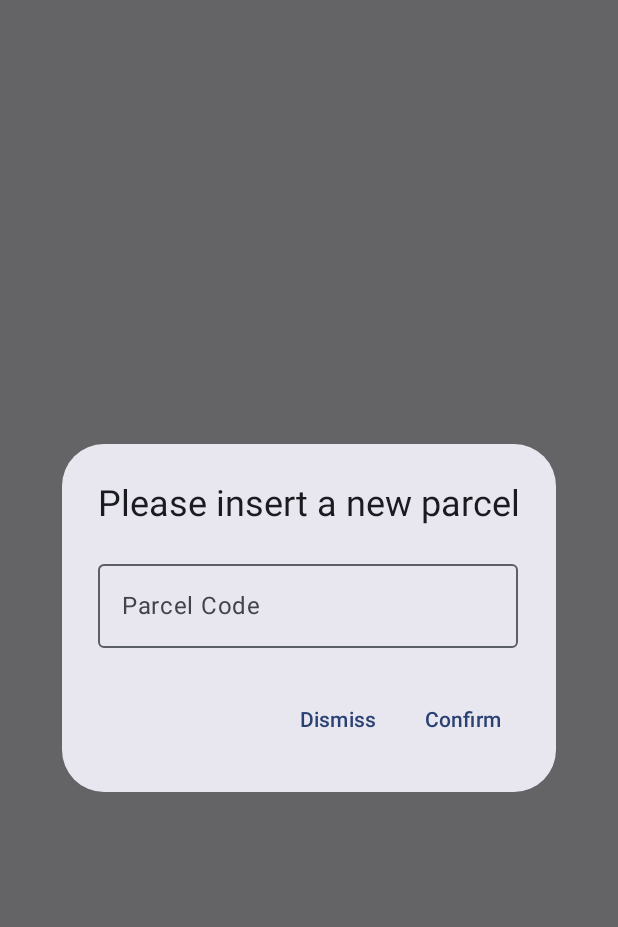
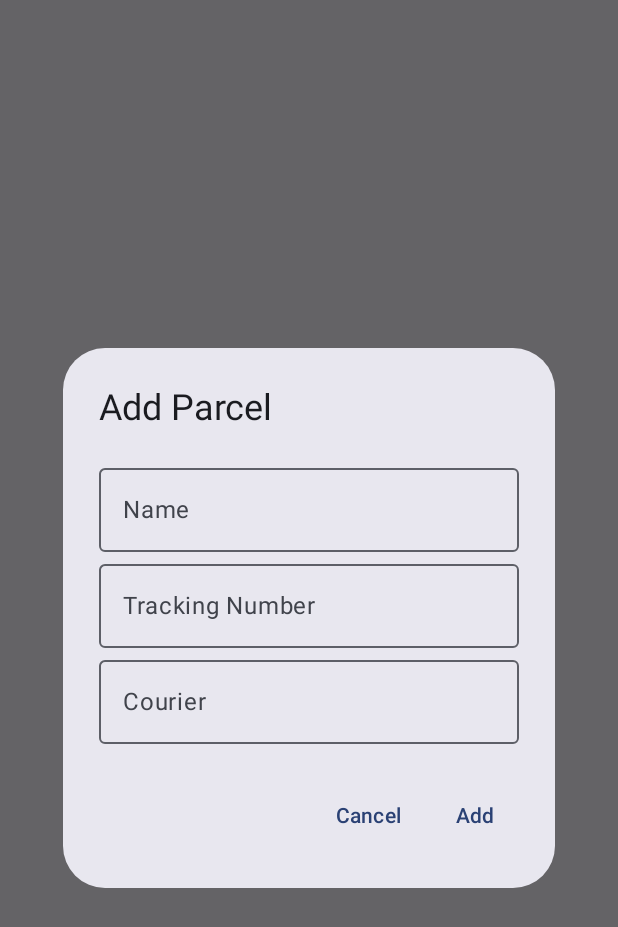
Before and after one commit to Fotispel/PackageTracker, an Android app built with Jetpack Compose: the composable AddParcelDialog shown on its own in the app's theme, on a phone screen of 412 x 824 dp. Shown: the top 927 px of the screen. Run offline under Robolectric (Android 15) with nearby library versions, the phone set to English and light mode, and no system bars.

Commit message:
Add parcel management features with UI enhancements and data persistence

```diff
--- a/app/src/main/AndroidManifest.xml
+++ b/app/src/main/AndroidManifest.xml
@@ -7,9 +7,9 @@
         android:allowBackup="true"
         android:dataExtractionRules="@xml/data_extraction_rules"
         android:fullBackupContent="@xml/backup_rules"
-        android:icon="@mipmap/ic_launcher"
+        android:icon="@mipmap/logo"
         android:label="@string/app_name"
-        android:roundIcon="@mipmap/ic_launcher_round"
+        android:roundIcon="@mipmap/logo_round"
         android:supportsRtl="true"
         android:theme="@style/Theme.PackageTracker"
         tools:targetApi="31">
--- a/app/src/main/java/com/example/packagetracker/AddParcel.kt
+++ b/app/src/main/java/com/example/packagetracker/AddParcel.kt
@@ -1,5 +1,6 @@
 package com.example.packagetracker
 
+import androidx.compose.foundation.layout.Column
 import androidx.compose.material3.AlertDialog
 import androidx.compose.material3.OutlinedTextField
 import androidx.compose.material3.Text
@@ -12,37 +13,51 @@ import androidx.compose.runtime.setValue
 
 
 @Composable
-fun AddParcelDialog(onDismiss: () -> Unit) {
-    var parcelCodeText by remember { mutableStateOf("") }
+fun AddParcelDialog(
+    onDismiss: () -> Unit,
+    onAdd: (name: String, trackingNumber: String, courier: String) -> Unit
+) {
+    // UI για να πάρεις τα στοιχεία από τον χρήστη
+    // πχ TextFields για name, trackingNumber, courier
+
+    var name by remember { mutableStateOf("") }
+    var trackingNumber by remember { mutableStateOf("") }
+    var courier by remember { mutableStateOf("") }
 
     AlertDialog(
-        onDismissRequest = { onDismiss() },
-        title = {
-            Text(text = "Please insert a new parcel")
-        },
-        text = {
-            OutlinedTextField(
-                value = parcelCodeText,
-                onValueChange = { parcelCodeText = it },
-                label = { Text("Parcel Code") }
-            )
-        },
+        onDismissRequest = onDismiss,
         confirmButton = {
-            TextButton(onClick = {
-                if (parcelCodeText.isNotBlank()) {
-                    println("Parcel code added: $parcelCodeText")
-                    CourierApiFetch.fetchTrackingInfo(parcelCodeText)
-                    onDismiss()
-                } else {
-                    println("No parcel code provided")
+            TextButton(
+                onClick = {
+                    onAdd(name, trackingNumber, courier)
                 }
-            }) {
-                Text("Confirm")
+            ) {
+                Text("Add")
             }
         },
         dismissButton = {
-            TextButton(onClick = { onDismiss() }) {
-                Text("Dismiss")
+            TextButton(onClick = onDismiss) {
+                Text("Cancel")
+            }
+        },
+        title = { Text("Add Parcel") },
+        text = {
+            Column {
+                OutlinedTextField(
+                    value = name,
+                    onValueChange = { name = it },
+                    label = { Text("Name") }
+                )
+                OutlinedTextField(
+                    value = trackingNumber,
+                    onValueChange = { trackingNumber = it },
+                    label = { Text("Tracking Number") }
+                )
+                OutlinedTextField(
+                    value = courier,
+                    onValueChange = { courier = it },
+                    label = { Text("Courier") }
+                )
             }
         }
     )
--- a/gradle/libs.versions.toml
+++ b/gradle/libs.versions.toml
@@ -1,5 +1,6 @@
 [versions]
 agp = "8.8.0"
+gson = "2.10.1"
 kotlin = "2.0.0"
 coreKtx = "1.16.0"
 junit = "4.13.2"
@@ -11,10 +12,12 @@ composeBom = "2024.04.01"
 materialdesignicons = "1.0.0"
 navigationCompose = "2.9.0"
 okhttp = "4.11.0"
+okhttpVersion = "4.10.0"
 
 [libraries]
 androidx-core-ktx = { group = "androidx.core", name = "core-ktx", version.ref = "coreKtx" }
 androidx-navigation-compose = { module = "androidx.navigation:navigation-compose", version.ref = "navigationCompose" }
+gson = { module = "com.google.code.gson:gson", version.ref = "gson" }
 junit = { group = "junit", name = "junit", version.ref = "junit" }
 androidx-junit = { group = "androidx.test.ext", name = "junit", version.ref = "junitVersion" }
 androidx-espresso-core = { group = "androidx.test.espresso", name = "espresso-core", version.ref = "espressoCore" }
@@ -30,6 +33,7 @@ androidx-ui-test-junit4 = { group = "androidx.compose.ui", name = "ui-test-junit
 androidx-material3 = { group = "androidx.compose.material3", name = "material3" }
 materialdesignicons = { module = "io.github.composeicons:materialdesignicons", version.ref = "materialdesignicons" }
 okhttp = { module = "com.squareup.okhttp3:okhttp", version.ref = "okhttp" }
+okhttp-v4100 = { module = "com.squareup.okhttp3:okhttp", version.ref = "okhttpVersion" }
 
 [plugins]
 android-application = { id = "com.android.application", version.ref = "agp" }
```
Also changed, not shown: app/build.gradle.kts (+9 -0 lines), app/src/main/java/com/example/packagetracker/MainActivity.kt (+9 -0 lines), app/src/main/java/com/example/packagetracker/ParcelRepository.kt (added, +118 -0 lines), app/src/main/java/com/example/packagetracker/ParcelScreen.kt (+160 -70 lines).
